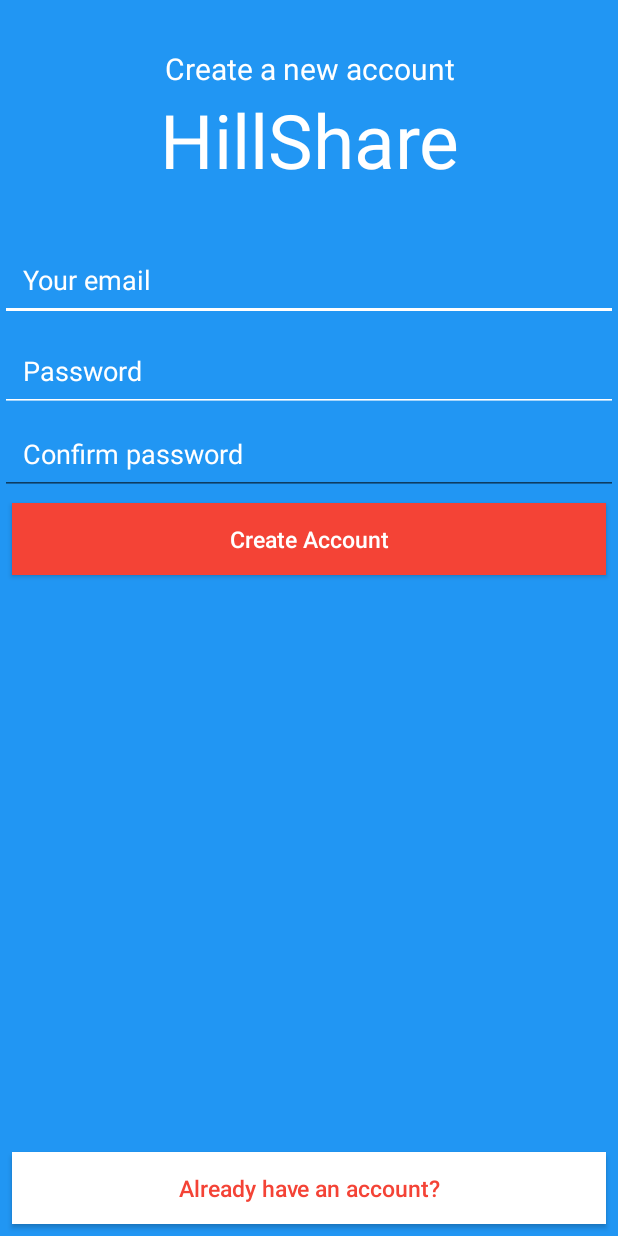
After one commit to D-Hallock223/RiderApp, an Android app: the RegisterActivity screen opened directly, with no data from a screen before it, on a phone screen of 412 x 824 dp. The commit adds this screen. Run offline under Robolectric (Android 15) with nearby library versions, the phone set to English and light mode, and no system bars; our stand-ins replace Firebase (no records; nobody signed in at launch, a user with empty details on screens opened directly); 1 statement that could not run was skipped.

Commit message:
another commit

```diff
--- a/app/build.gradle
+++ b/app/build.gradle
@@ -23,6 +23,7 @@ dependencies {
     implementation 'com.android.support:appcompat-v7:28.+'
     implementation 'com.android.support.constraint:constraint-layout:1.0.2'
     implementation 'com.google.firebase:firebase-auth:11.6.0'
+    implementation 'com.facebook.android:facebook-login:[4,5)'
     testImplementation 'junit:junit:4.12'
     androidTestImplementation 'com.android.support.test:runner:1.0.1'
     androidTestImplementation 'com.android.support.test.espresso:espresso-core:3.0.1'
--- /dev/null
+++ b/app/src/main/java/com/example/xhaxs/rider/RegisterActivity.java
@@ -0,0 +1,115 @@
+package com.example.xhaxs.rider;
+
+import android.content.Intent;
+import android.support.annotation.NonNull;
+import android.support.v7.app.AppCompatActivity;
+import android.os.Bundle;
+import android.text.TextUtils;
+import android.view.View;
+import android.widget.Button;
+import android.widget.EditText;
+import android.widget.ProgressBar;
+import android.widget.Toast;
+
+import com.google.android.gms.tasks.OnCompleteListener;
+import com.google.android.gms.tasks.Task;
+import com.google.firebase.auth.AuthResult;
+import com.google.firebase.auth.FirebaseAuth;
+import com.google.firebase.auth.FirebaseUser;
+
+public class RegisterActivity extends AppCompatActivity {
+
+    private ProgressBar regprogressbar;
+    private EditText regemail,regpassword,regpassword2;
+    private Button regbutton,regloginbutton;
+    private FirebaseAuth mAuth;
+
+    @Override
+    protected void onCreate(Bundle savedInstanceState) {
+        super.onCreate(savedInstanceState);
+        setContentView(R.layout.activity_register);
+
+        regprogressbar=findViewById(R.id.regprogressbar);
+        regemail=findViewById(R.id.regemail);
+        regpassword=findViewById(R.id.regpassword);
+        regbutton=findViewById(R.id.regbutton);
+        regloginbutton=findViewById(R.id.regloginbutton);
+        regpassword2=findViewById(R.id.regpassword2);
+        mAuth=FirebaseAuth.getInstance();
+
+        regloginbutton.setOnClickListener(new View.OnClickListener() {
+            @Override
+            public void onClick(View view) {
+
+                Intent sendtologin=new Intent(RegisterActivity.this,LoginActivity.class);
+                startActivity(sendtologin);
+                finish();
+            }
+        });
+
+        regbutton.setOnClickListener(new View.OnClickListener() {
+            @Override
+            public void onClick(View view) {
+
+                String email=regemail.getText().toString();
+                String password=regpassword.getText().toString();
+                String cpassword=regpassword2.getText().toString();
+
+                if(!TextUtils.isEmpty(email) && !TextUtils.isEmpty(password) && !TextUtils.isEmpty(cpassword))
+                {
+                    if(password.equals(cpassword) && password.length()>=8)
+                    {
+                        regprogressbar.setVisibility(View.VISIBLE);
+                        mAuth.createUserWithEmailAndPassword(email,password).addOnCompleteListener(new OnCompleteListener<AuthResult>() {
+                            @Override
+                            public void onComplete(@NonNull Task<AuthResult> task) {
+
+
+
+                                if(task.isSuccessful())
+                                {
+                                    Toast.makeText(RegisterActivity.this, "Account Created", Toast.LENGTH_SHORT).show();
+                                    Intent sendtomain=new Intent(RegisterActivity.this,MainActivity.class);
+                                    startActivity(sendtomain);
+                                    finish();
+                                }
+                                else
+                                {
+                                    String error=task.getException().getMessage();
+                                    Toast.makeText(RegisterActivity.this, "Error:"+error, Toast.LENGTH_SHORT).show();
+                                }
+                                regprogressbar.setVisibility(View.INVISIBLE);
+
+                            }
+                        });
+                    }
+                    else
+                    {
+                        Toast.makeText(RegisterActivity.this, "Passwords do not match or too short", Toast.LENGTH_SHORT).show();
+                    }
+                }
+                else
+                {
+                    Toast.makeText(RegisterActivity.this,"Please fill the form completely!",Toast.LENGTH_LONG).show();
+                }
+
+            }
+        });
+
+    }
+
+    @Override
+    protected void onStart() {
+        super.onStart();
+
+        FirebaseUser currenruser=mAuth.getCurrentUser();
+        if(currenruser!=null)
+        {
+            // user is logged in and no need to register/login
+            Intent sendtomain=new Intent(RegisterActivity.this,MainActivity.class);
+            startActivity(sendtomain);
+            finish();
+        }
+
+    }
+}
--- /dev/null
+++ b/app/src/main/res/layout/activity_register.xml
@@ -0,0 +1,127 @@
+<?xml version="1.0" encoding="utf-8"?>
+<android.support.constraint.ConstraintLayout xmlns:android="http://schemas.android.com/apk/res/android"
+    xmlns:app="http://schemas.android.com/apk/res-auto"
+    xmlns:tools="http://schemas.android.com/tools"
+    android:layout_width="match_parent"
+    android:layout_height="match_parent"
+    tools:context=".LoginActivity"
+    android:background="@color/colorPrimary"
+    >
+
+    <ProgressBar
+        android:id="@+id/regprogressbar"
+        style="@style/Widget.AppCompat.ProgressBar.Horizontal"
+        android:layout_width="match_parent"
+        android:layout_height="wrap_content"
+        android:visibility="invisible"
+        android:indeterminate="true"
+        app:layout_constraintEnd_toEndOf="parent"
+        app:layout_constraintStart_toStartOf="parent"
+        app:layout_constraintTop_toTopOf="parent" />
+
+    <TextView
+        android:id="@+id/mytext3"
+        android:layout_width="match_parent"
+        android:layout_height="wrap_content"
+        android:layout_marginTop="32dp"
+        android:gravity="center"
+        android:text="Create a new account"
+        android:textColor="@color/white"
+        android:textSize="20dp"
+        app:layout_constraintEnd_toEndOf="parent"
+        app:layout_constraintStart_toStartOf="parent"
+        app:layout_constraintTop_toTopOf="parent" />
+
+    <TextView
+        android:id="@+id/mytext4"
+        android:layout_width="match_parent"
+        android:layout_height="wrap_content"
+        android:gravity="center"
+        android:text="HillShare"
+        android:textColor="@color/white"
+        android:textSize="50dp"
+        app:layout_constraintEnd_toEndOf="parent"
+        app:layout_constraintStart_toStartOf="parent"
+        app:layout_constraintTop_toBottomOf="@+id/mytext3" />
+
+
+    <EditText
+        android:id="@+id/regemail"
+        android:layout_width="match_parent"
+        android:layout_height="wrap_content"
+        android:layout_marginTop="32dp"
+        android:hint="Your email"
+        android:inputType="textEmailAddress"
+        android:backgroundTint="@color/white"
+        android:textColor="@color/white"
+        android:padding="15dp"
+        android:textColorHint="@color/white"
+        app:layout_constraintEnd_toEndOf="parent"
+        app:layout_constraintStart_toStartOf="parent"
+        app:layout_constraintTop_toBottomOf="@+id/mytext4" />
+
+
+    <EditText
+        android:id="@+id/regpassword"
+        android:layout_width="match_parent"
+        android:layout_height="wrap_content"
+        android:hint="Password"
+        android:backgroundTint="@color/white"
+        android:layout_marginTop="5dp"
+        android:inputType="textPassword"
+        android:padding="15dp"
+        android:textColor="@color/white"
+        android:textColorHint="#ffffff"
+        app:layout_constraintEnd_toEndOf="parent"
+        app:layout_constraintStart_toStartOf="parent"
+        app:layout_constraintTop_toBottomOf="@id/regemail" />
+
+    <EditText
+        android:layout_width="match_parent"
+        android:layout_height="wrap_content"
+        android:id="@+id/regpassword2"
+        android:hint="Confirm password"
+        android:textColorHint="@color/white"
+        android:padding="15dp"
+        android:inputType="textPassword"
+        android:textColor="@color/white"
+        app:layout_constraintTop_toBottomOf="@id/regpassword"
+        />
+
+    <Button
+        android:id="@+id/regbutton"
+        android:layout_width="match_parent"
+        android:layout_height="wrap_content"
+        android:layout_marginEnd="8dp"
+        android:layout_marginLeft="8dp"
+        android:layout_marginRight="8dp"
+        android:layout_marginStart="8dp"
+        android:background="@color/colorAccent"
+        android:text="Create Account"
+        android:textAllCaps="false"
+        android:textColor="@color/white"
+        android:textSize="15dp"
+        android:layout_marginTop="5dp"
+        app:layout_constraintEnd_toEndOf="parent"
+        app:layout_constraintStart_toStartOf="parent"
+        app:layout_constraintTop_toBottomOf="@id/regpassword2" />
+
+    <Button
+        android:id="@+id/regloginbutton"
+        android:layout_width="match_parent"
+        android:layout_height="wrap_content"
+        android:layout_marginBottom="8dp"
+        android:layout_marginEnd="8dp"
+        android:layout_marginLeft="8dp"
+        android:layout_marginRight="8dp"
+        android:layout_marginStart="8dp"
+        android:background="@color/white"
+        android:text="Already have an account?"
+        android:textAllCaps="false"
+        android:textColor="@color/colorAccent"
+        android:textSize="15dp"
+        app:layout_constraintBottom_toBottomOf="parent"
+        app:layout_constraintEnd_toEndOf="parent"
+        app:layout_constraintStart_toStartOf="parent" />
+
+</android.support.constraint.ConstraintLayout>
--- a/app/src/main/res/values/colors.xml
+++ b/app/src/main/res/values/colors.xml
@@ -4,4 +4,5 @@
     <color name="colorPrimaryDark">#0069c0</color>
     <color name="colorAccent">#F44336</color>
     <color name="white">#ffffff</color>
+    <color name="facebook">#5240AF</color>
 </resources>
--- a/app/src/main/res/values/strings.xml
+++ b/app/src/main/res/values/strings.xml
@@ -1,3 +1,5 @@
 <resources>
-    <string name="app_name">Rider</string>
+    <string name="app_name">HillShare</string>
+    <string name="facebook_app_id">175061560038359</string>
+    <string name="fb_login_protocol_scheme">fb175061560038359</string>
 </resources>
```
Also changed, not shown: app/src/main/AndroidManifest.xml (+22 -1 lines), app/src/main/java/com/example/xhaxs/rider/LoginActivity.java (added, +191 -0 lines), app/src/main/java/com/example/xhaxs/rider/MainActivity.java (+44 -0 lines), app/src/main/res/layout/activity_login.xml (added, +132 -0 lines), app/src/main/res/layout/activity_main.xml (+10 -6 lines), app/src/main/res/menu/main_menu.xml (added, +8 -0 lines), 1 other file.
